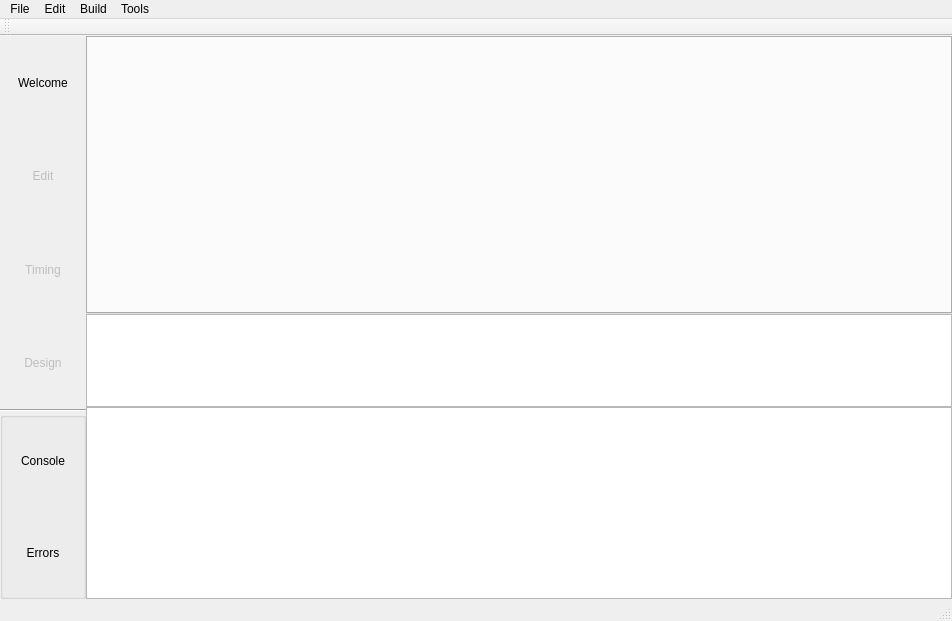
libresilicon/qtflow, file mainwindow.ui: the form before one commit.
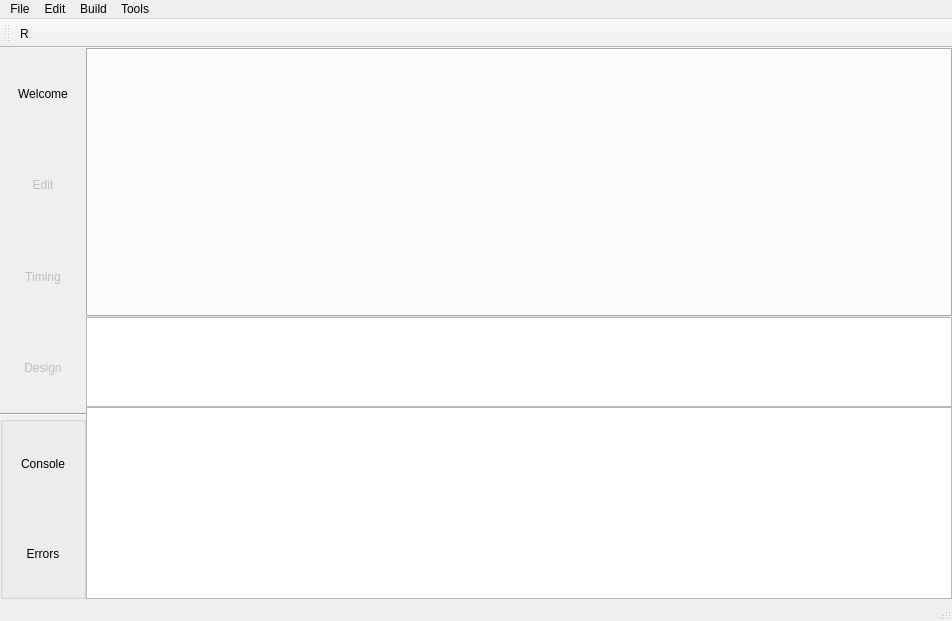
The form after the commit.

What changed in the file:
```diff
--- a/mainwindow.ui
+++ b/mainwindow.ui
@@ -299,6 +299,7 @@
    <attribute name="toolBarBreak">
     <bool>false</bool>
    </attribute>
+   <addaction name="toolRefresh"/>
   </widget>
   <widget class="QStatusBar" name="statusBar"/>
   <action name="openMagicFile">
@@ -418,6 +419,14 @@
     <string>Modules...</string>
    </property>
   </action>
+  <action name="toolRefresh">
+   <property name="text">
+    <string>R</string>
+   </property>
+   <property name="toolTip">
+    <string>Refresh</string>
+   </property>
+  </action>
  </widget>
  <layoutdefault spacing="6" margin="11"/>
  <resources/>
```
